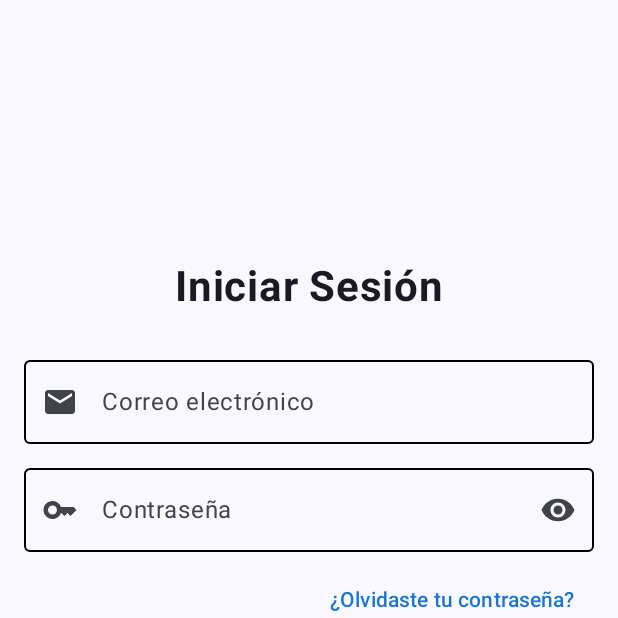
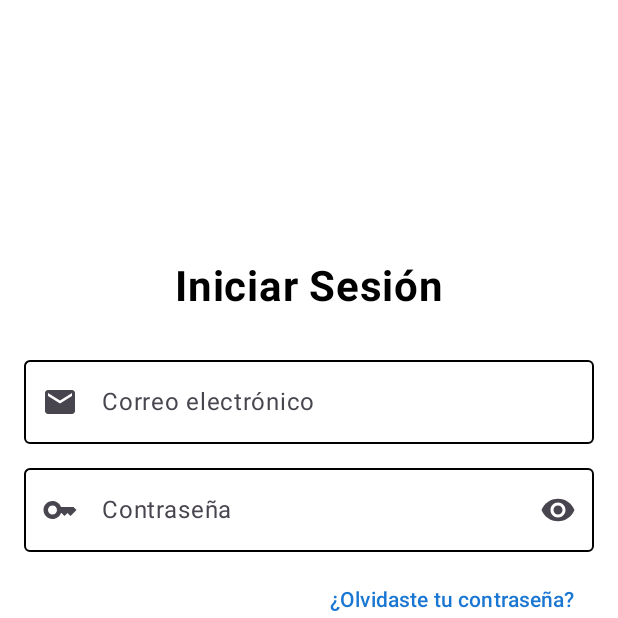
Before and after one commit to Javiiiii11/TFG-GymRace, an Android app built with Jetpack Compose: the screen it shows after launch (MainActivity), on a phone screen of 412 x 824 dp, the top half of it. Run offline under Robolectric (Android 15) with nearby library versions, the phone set to English and light mode, and no system bars; our stand-ins replace Firebase (no records; nobody signed in at launch, a user with empty details on screens opened directly); libraries missing offline, so code that uses them is left out: coil.decode; pictures from the network do not load; 1 statement that could not run was skipped.

Commit message:
{SOLUCION DE PROBLEMAS IMPORTANTES}Se hace bien el cambio de temas entre paginas y se guardan usuario y tema bien al reiniciar app

```diff
--- a/GymRace/app/src/main/java/com/example/gymrace/MainActivity.kt
+++ b/GymRace/app/src/main/java/com/example/gymrace/MainActivity.kt
@@ -15,6 +15,7 @@ import com.example.gymrace.pages.InitialScreen
 import com.example.gymrace.pages.LoginPage
 import com.example.gymrace.pages.RegisterPage
 import com.example.gymrace.pages.RegisterPage2
+import com.example.gymrace.pages.prueba
 import com.example.gymrace.ui.theme.GymRaceTheme
 
 @RequiresApi(Build.VERSION_CODES.O)
@@ -26,7 +27,7 @@ class MainActivity : ComponentActivity() {
 
         super.onCreate(savedInstanceState)
         setContent {
-            GymRaceTheme {
+            GymRaceTheme {  // Cambiado de MaterialTheme a GymRaceTheme
                 val navController = rememberNavController()
                 NavHost(navController, startDestination = "splash") {
                     composable("splash") { InitialScreen(navController) }
@@ -36,6 +37,7 @@ class MainActivity : ComponentActivity() {
                     composable("register2") { RegisterPage2(navController) }
                     composable("crearRutina") { CrearRutinaPage(navController) }
                     composable("misRutinas") { ListarMisRutinasPage(navController) }
+                    composable("prueba") { prueba().prueba() }
                     // Actualizado: Ruta para ejecutar una rutina con ID
                     composable(
                         route = "ejecutar_rutina/{rutinaId}",
@@ -44,7 +46,6 @@ class MainActivity : ComponentActivity() {
                         val rutinaId = backStackEntry.arguments?.getString("rutinaId") ?: ""
                         EjecutarRutinaPage(navController = navController, rutinaId = rutinaId)
                     }
-
                 }
             }
         }
--- a/GymRace/app/src/main/java/com/example/gymrace/pages/InitialScreen.kt
+++ b/GymRace/app/src/main/java/com/example/gymrace/pages/InitialScreen.kt
@@ -22,6 +22,7 @@ import coil.request.ImageRequest
 import com.example.gymrace.R
 import kotlinx.coroutines.delay
 import android.os.Build
+import com.google.firebase.auth.FirebaseAuth
 
 @Composable
 fun InitialScreen(navController: NavController) {
@@ -36,6 +37,12 @@ fun InitialScreen(navController: NavController) {
     LaunchedEffect(key1 = true) {
         startAnimation = true
         delay(3000)
+        val current_user = FirebaseAuth.getInstance().currentUser
+        if (current_user != null) {
+            navController.navigate("main") {
+                popUpTo("splash") { inclusive = true }
+            }
+        } else
         navController.navigate("login") {
             popUpTo("splash") { inclusive = true }
         }
--- a/GymRace/app/src/main/java/com/example/gymrace/pages/LoginPage.kt
+++ b/GymRace/app/src/main/java/com/example/gymrace/pages/LoginPage.kt
@@ -418,5 +418,6 @@ fun getLoginState(context: Context): Pair<Boolean, String?> {
     val sharedPreferences: SharedPreferences = context.getSharedPreferences("LoginPrefs", Context.MODE_PRIVATE)
     val isLoggedIn = sharedPreferences.getBoolean("isLoggedIn", false)
     val account = sharedPreferences.getString("account", null)
+    Log.d("LoginState", "isLoggedIn: $isLoggedIn, account: $account")
     return Pair(isLoggedIn, account)
 }
--- a/GymRace/app/src/main/java/com/example/gymrace/pages/UserPage.kt
+++ b/GymRace/app/src/main/java/com/example/gymrace/pages/UserPage.kt
@@ -73,7 +73,6 @@ fun UserPage(modifier: Modifier = Modifier, onThemeChange: () -> Unit,navControl
     val context = LocalContext.current
     val scrollState = rememberScrollState()
     var showThemeMenu by remember { mutableStateOf(false) }
-    var isDarkTheme by rememberSaveable { mutableStateOf(false) }
 
     // Estados para diálogos
     var showCommunityDialog by remember { mutableStateOf(false) }
--- a/GymRace/app/src/main/java/com/example/gymrace/ui/theme/Theme.kt
+++ b/GymRace/app/src/main/java/com/example/gymrace/ui/theme/Theme.kt
@@ -1,58 +1,40 @@
 package com.example.gymrace.ui.theme
 
-import android.app.Activity
-import android.os.Build
-import androidx.compose.foundation.isSystemInDarkTheme
 import androidx.compose.material3.MaterialTheme
 import androidx.compose.material3.darkColorScheme
-import androidx.compose.material3.dynamicDarkColorScheme
-import androidx.compose.material3.dynamicLightColorScheme
 import androidx.compose.material3.lightColorScheme
 import androidx.compose.runtime.Composable
-import androidx.compose.ui.platform.LocalContext
+import androidx.compose.ui.graphics.Color
 
-private val DarkColorScheme = darkColorScheme(
-    primary = Purple80,
-    secondary = PurpleGrey80,
-    tertiary = Pink80
+private val LightColors = lightColorScheme(
+    primary = Color(0xffff9241),
+    onPrimary = Color(0xFFFFFFFF),
+    secondary = Color(0xFF03DAC5),
+    onSecondary = Color(0xffff00fc),
+    background = Color(0xffffffff),
+    onBackground = Color(0xff000000),
+    surface = Color(0xffcccccc),
+    onSurface = Color(0xff000000),
 )
 
-private val LightColorScheme = lightColorScheme(
-    primary = Purple40,
-    secondary = PurpleGrey40,
-    tertiary = Pink40
-
-    /* Other default colors to override
-    background = Color(0xFFFFFBFE),
-    surface = Color(0xFFFFFBFE),
-    onPrimary = Color.White,
-    onSecondary = Color.White,
-    onTertiary = Color.White,
-    onBackground = Color(0xFF1C1B1F),
-    onSurface = Color(0xFF1C1B1F),
-    */
+private val DarkColors = darkColorScheme(
+    primary = Color(0xffff9241),
+    onPrimary = Color(0xFFFFFFFF),
+    secondary = Color(0xFF03DAC5),
+    onSecondary = Color(0xFFFFFFFF),
+    background = Color(0xFF121212),
+    onBackground = Color(0xFFFFFFFF),
+    surface = Color(0xff505050),
+    onSurface = Color(0xFFFFFFFF)
 )
 
 @Composable
-fun GymRaceTheme(
-    darkTheme: Boolean = isSystemInDarkTheme(),
-    // Dynamic color is available on Android 12+
-    dynamicColor: Boolean = true,
-    content: @Composable () -> Unit
-) {
-    val colorScheme = when {
-        dynamicColor && Build.VERSION.SDK_INT >= Build.VERSION_CODES.S -> {
-            val context = LocalContext.current
-            if (darkTheme) dynamicDarkColorScheme(context) else dynamicLightColorScheme(context)
-        }
-
-        darkTheme -> DarkColorScheme
-        else -> LightColorScheme
-    }
+fun GymRaceTheme(content: @Composable () -> Unit) {
+    // Usar el estado del tema desde el ThemeManager
+    val isDarkTheme = rememberThemeState().value
 
     MaterialTheme(
-        colorScheme = colorScheme,
-        typography = Typography,
+        colorScheme = if (isDarkTheme) DarkColors else LightColors,
         content = content
     )
 }
--- /dev/null
+++ b/GymRace/app/src/main/java/com/example/gymrace/ui/theme/ThemeManager.kt
@@ -0,0 +1,42 @@
+package com.example.gymrace.ui.theme
+
+import android.content.Context
+import androidx.compose.runtime.Composable
+import androidx.compose.runtime.State
+import androidx.compose.runtime.mutableStateOf
+import androidx.compose.runtime.remember
+import androidx.compose.ui.platform.LocalContext
+
+// Singleton para manejar el tema globalmente
+object ThemeManager {
+    // Estado mutable privado
+    private val _isDarkTheme = mutableStateOf(false)
+
+    // Estado público inmutable para lectura
+    val isDarkTheme: State<Boolean> = _isDarkTheme
+
+    // Función para inicializar desde SharedPreferences
+    fun init(context: Context) {
+        val sharedPreferences = context.getSharedPreferences("sharedPrefs", Context.MODE_PRIVATE)
+        _isDarkTheme.value = sharedPreferences.getBoolean("isDark", false)
+    }
+
+    // Función para cambiar el tema
+    fun toggleTheme(context: Context) {
+        _isDarkTheme.value = !_isDarkTheme.value
+        // Guardar en SharedPreferences
+        val sharedPreferences = context.getSharedPreferences("sharedPrefs", Context.MODE_PRIVATE)
+        val editor = sharedPreferences.edit()
+        editor.putBoolean("isDark", _isDarkTheme.value)
+        editor.apply()
+    }
+}
+
+// Composable para acceder al tema
+@Composable
+fun rememberThemeState(): State<Boolean> {
+    val context = LocalContext.current
+    // Inicializar si es necesario
+    remember { ThemeManager.init(context) }
+    return ThemeManager.isDarkTheme
+}
```
Also changed, not shown: GymRace/app/src/main/java/com/example/gymrace/MainScreen.kt (+12 -11 lines), GymRace/app/src/main/java/com/example/gymrace/pages/CreateRoutinePage.kt (+16 -3 lines), GymRace/app/src/main/java/com/example/gymrace/pages/HomePage.kt (+6 -3 lines), GymRace/app/src/main/java/com/example/gymrace/pages/prueba.kt (added, +20 -0 lines).
